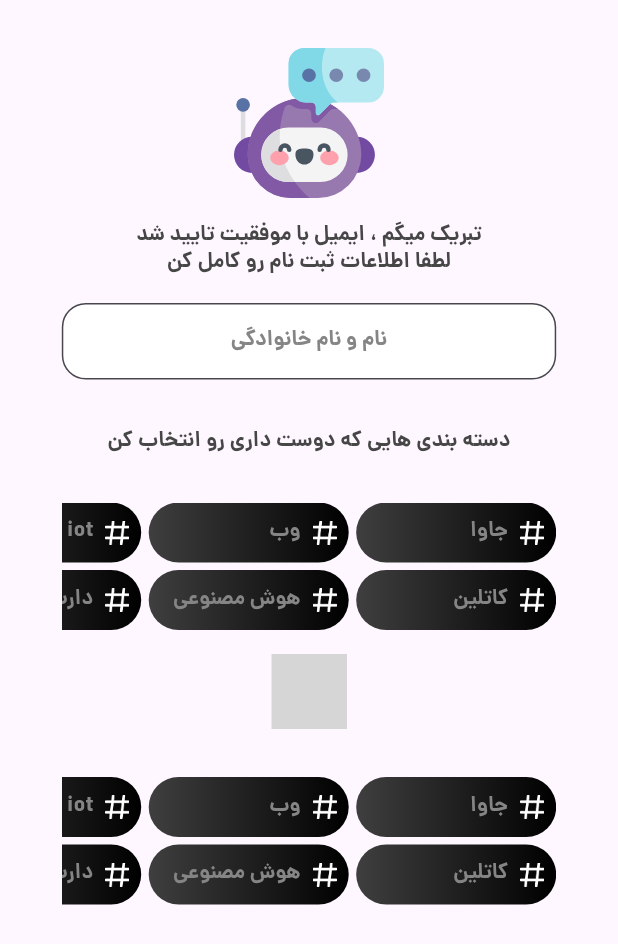
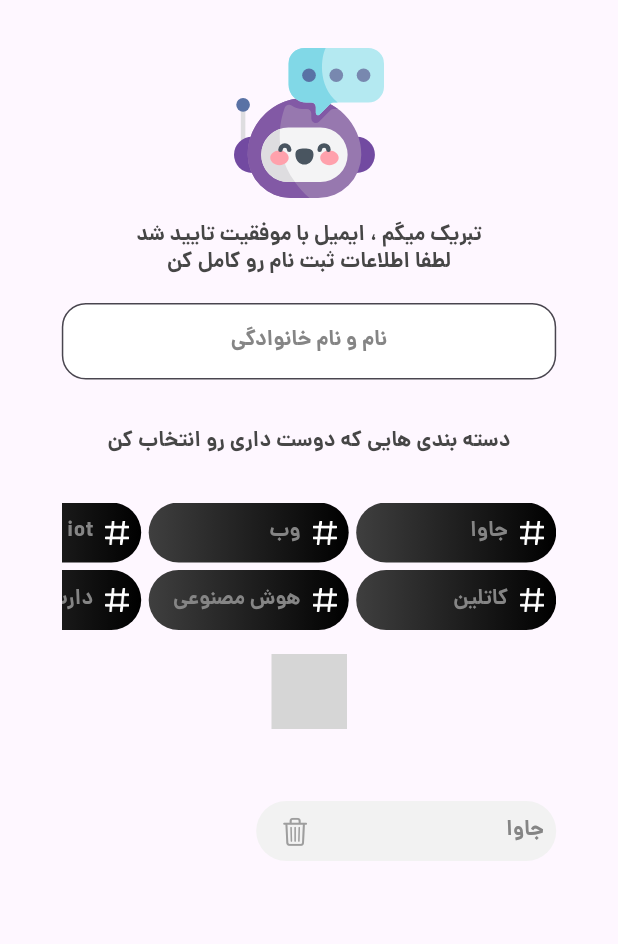
Before and after one commit to alibakhsha/tech-blog, a Flutter app: the MyCats screen opened directly, after a tap on "جاوا", on a phone screen of 412 x 824 dp. Shown: the top 944 px of the screen. Run offline on Flutter 3.47's test engine with Material 3 defaults, Android fonts, the phone set to English and light mode, and no system bars; our stand-ins replace flutter_spinkit, flutter_svg, validators; grey boxes are pictures that could not be loaded.

Commit message:
final cats page commit

```diff
--- a/lib/models/fake_data.dart
+++ b/lib/models/fake_data.dart
@@ -19,7 +19,8 @@ List<HashTagModel> tagList = [
   HashTagModel(title: "iot"),
   HashTagModel(title: "دارت"),
 ];
-late List<HashTagModel> myCats;
+
+List<HashTagModel> seletedTags = [];
 
 List<BlogModel> blogList = [
   BlogModel(
--- a/lib/view/my_cats.dart
+++ b/lib/view/my_cats.dart
@@ -1,8 +1,10 @@
+import 'package:flutter/cupertino.dart';
 import 'package:flutter/material.dart';
 import 'package:flutter_svg/flutter_svg.dart';
 import 'package:tech_blog/gen/assets.gen.dart';
 import 'package:tech_blog/models/data_models.dart';
 import 'package:tech_blog/models/fake_data.dart';
+import 'package:tech_blog/my_colors.dart';
 import 'package:tech_blog/my_component.dart';
 import 'package:tech_blog/my_string.dart';
 
@@ -81,8 +83,7 @@ class _MyCatsState extends State<MyCats> {
                             return InkWell(
                                 onTap: () {
                                   setState(() {
-                                    myCats.add(HashTagModel(
-                                        title: tagList[index].title));
+                                    seletedTags.add(tagList[index]);
                                   });
                                 },
                                 child: MainTags(
@@ -97,6 +98,10 @@ class _MyCatsState extends State<MyCats> {
                     Assets.icons.downCatArrow,
                     height: 50,
                   ),
+                  const SizedBox(
+                    height: 16,
+                  ),
+                  //selected tags
                   Padding(
                     padding: const EdgeInsets.only(top: 32),
                     child: SizedBox(
@@ -105,16 +110,50 @@ class _MyCatsState extends State<MyCats> {
                       child: GridView.builder(
                           physics: const ClampingScrollPhysics(),
                           shrinkWrap: true,
-                          itemCount: tagList.length,
+                          itemCount: seletedTags.length,
                           scrollDirection: Axis.horizontal,
                           gridDelegate:
                               const SliverGridDelegateWithFixedCrossAxisCount(
                                   crossAxisSpacing: 5,
                                   mainAxisSpacing: 5,
                                   crossAxisCount: 2,
-                                  childAspectRatio: 0.3),
+                                  childAspectRatio: 0.2),
                           itemBuilder: ((context, index) {
-                            return MainTags(textTheme: textTheme, index: index);
+                            return Container(
+                                height: 60,
+                                decoration: const BoxDecoration(
+                                    borderRadius:
+                                        BorderRadius.all(Radius.circular(24)),
+                                    color: SolidColors.surface),
+                                child: Padding(
+                                  padding:
+                                      const EdgeInsets.fromLTRB(16, 8, 8, 8),
+                                  child: Row(
+                                    mainAxisAlignment:
+                                        MainAxisAlignment.spaceBetween,
+                                    children: [
+                                      Text(
+                                        seletedTags[index].title!,
+                                        style: textTheme.headlineSmall,
+                                      ),
+                                      const SizedBox(
+                                        width: 8,
+                                      ),
+                                      InkWell(
+                                        onTap: () {
+                                          setState(() {
+                                            seletedTags.removeAt(index);
+                                          });
+                                        },
+                                        child: const Icon(
+                                          CupertinoIcons.delete,
+                                          color: Colors.grey,
+                                          size: 20,
+                                        ),
+                                      ),
+                                    ],
+                                  ),
+                                ));
                           })),
                     ),
                   ),
```
